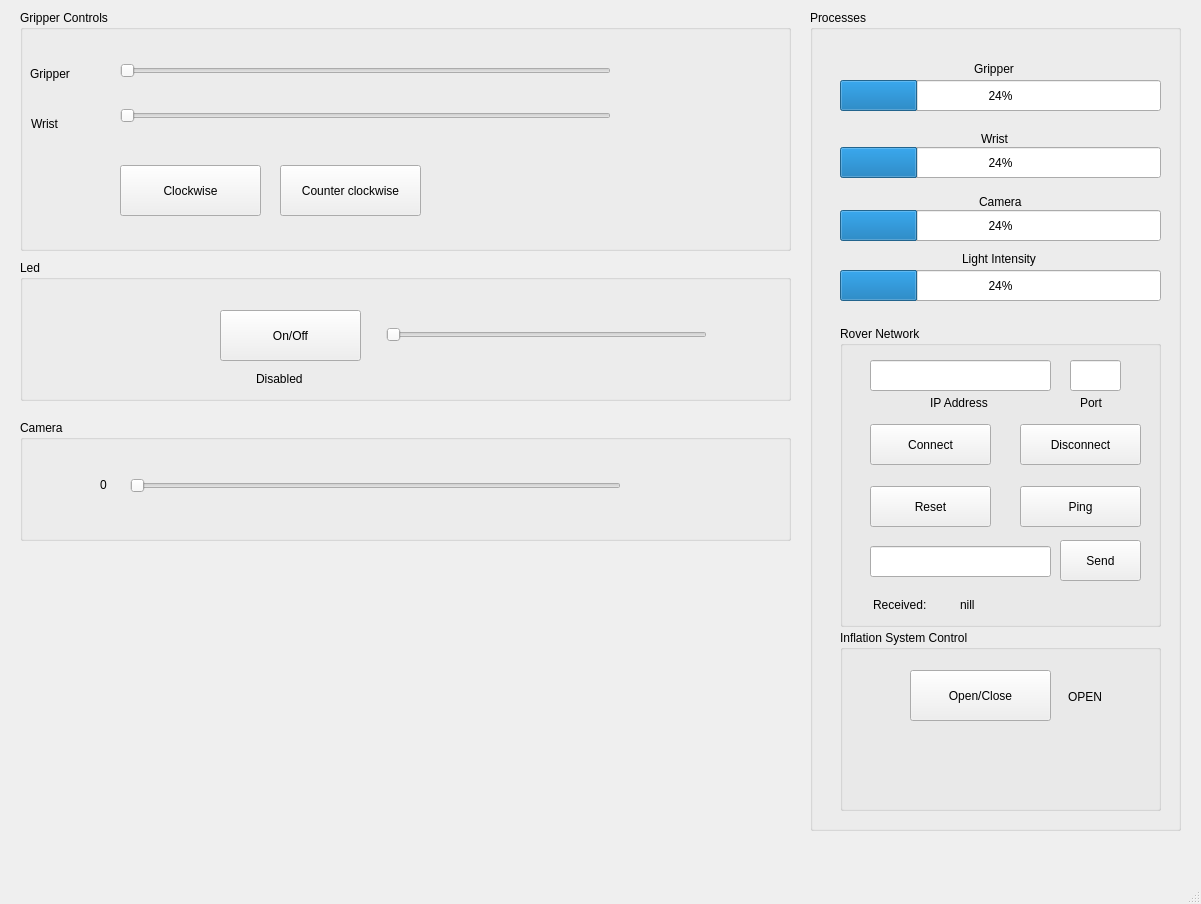
Qt form src/python/interface.ui (StudentUnderwaterRoboticsAssociation/Ahti2) before a commit.
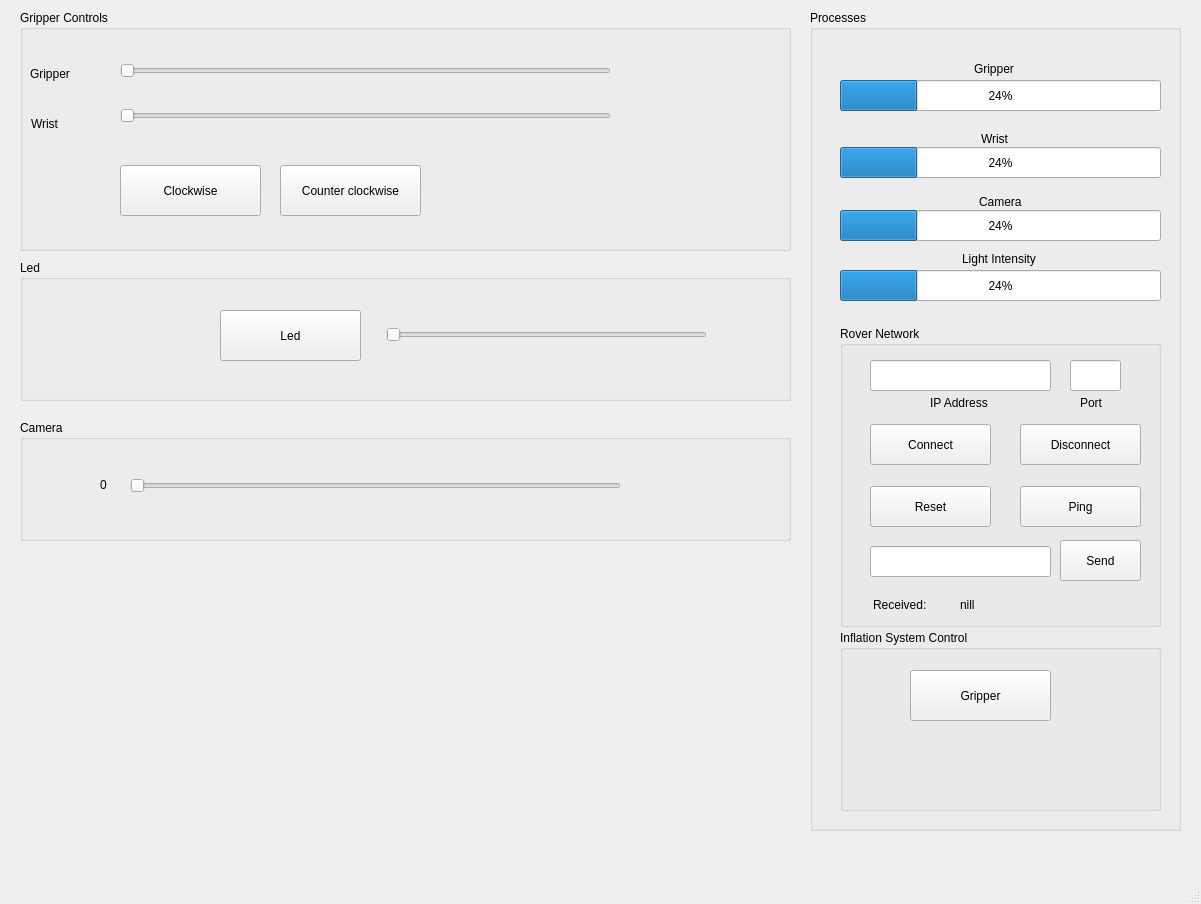
The same form after that commit.

Commit message: New UI and extra functions added

The edit to the form file:
```diff
--- a/src/python/interface.ui
+++ b/src/python/interface.ui
@@ -140,7 +140,7 @@
       </rect>
      </property>
      <property name="text">
-      <string>On/Off</string>
+      <string>Led</string>
      </property>
     </widget>
     <widget class="QSlider" name="horizontalSlider_4">
@@ -156,19 +156,6 @@
       <enum>Qt::Horizontal</enum>
      </property>
     </widget>
-    <widget class="QLabel" name="label_18">
-     <property name="geometry">
-      <rect>
-       <x>236</x>
-       <y>110</y>
-       <width>66</width>
-       <height>17</height>
-      </rect>
-     </property>
-     <property name="text">
-      <string>Disabled</string>
-     </property>
-    </widget>
    </widget>
    <widget class="QGroupBox" name="groupBox_3">
     <property name="geometry">
@@ -468,20 +455,7 @@
        </rect>
       </property>
       <property name="text">
-       <string>Open/Close</string>
-      </property>
-     </widget>
-     <widget class="QLabel" name="label_17">
-      <property name="geometry">
-       <rect>
-        <x>228</x>
-        <y>58</y>
-        <width>71</width>
-        <height>17</height>
-       </rect>
-      </property>
-      <property name="text">
-       <string>OPEN</string>
+       <string>Gripper</string>
       </property>
      </widget>
     </widget>
```
The commit also changes 3 other files.
